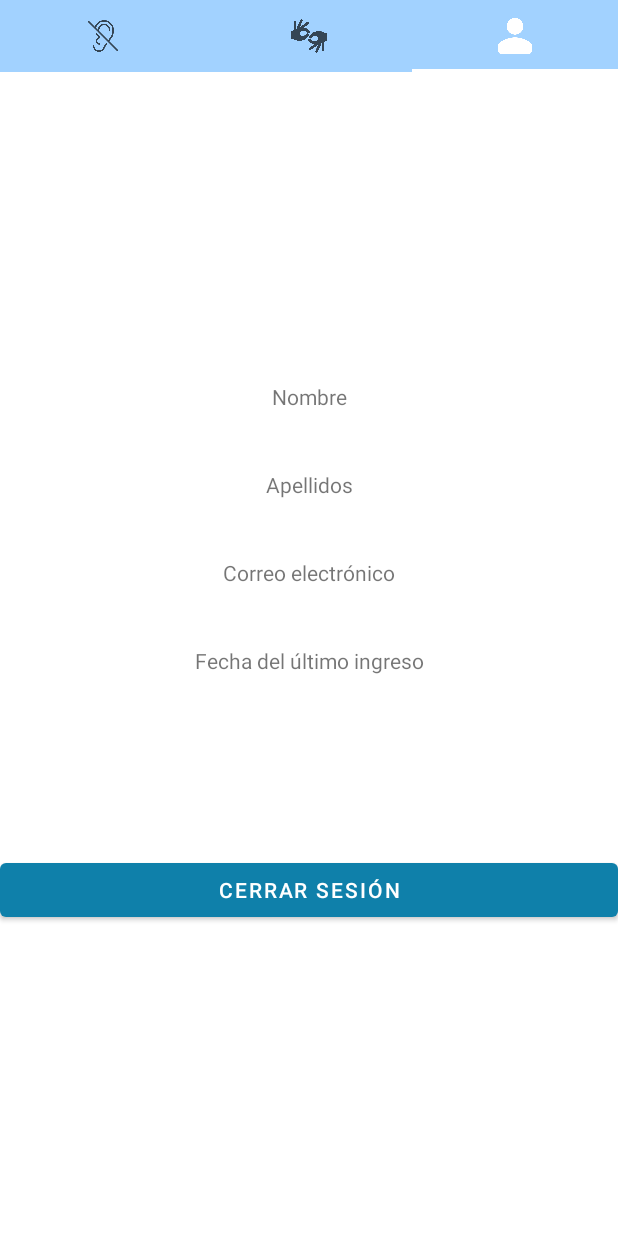
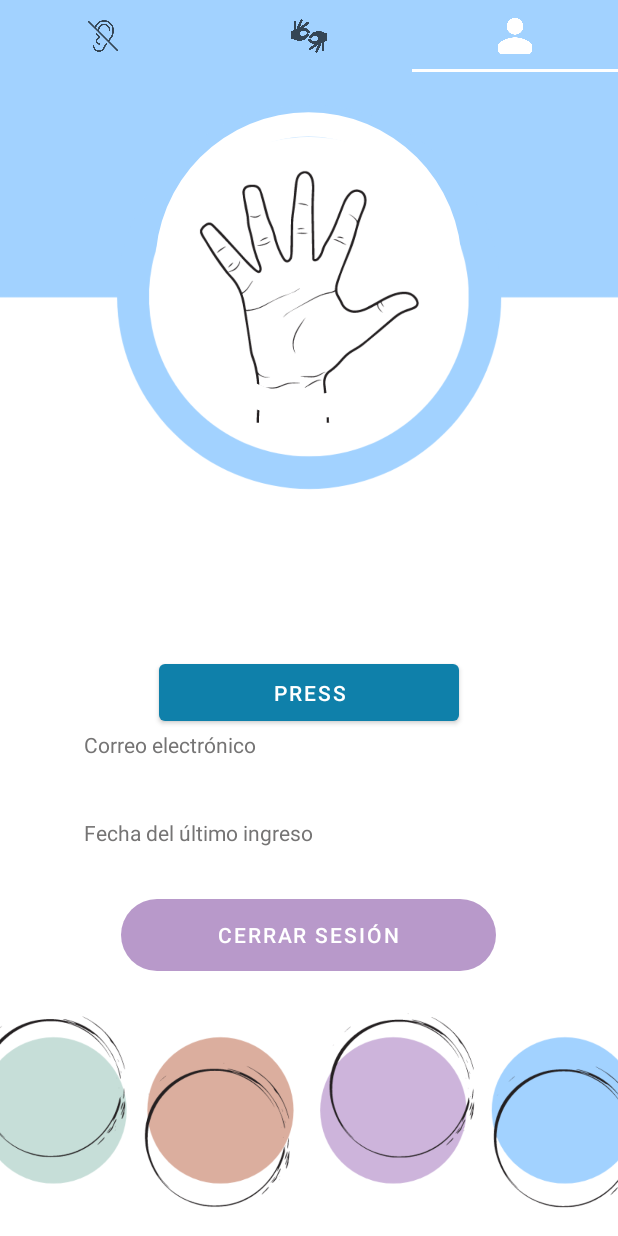
Before and after one commit to dianaamonrooy/LSCof, an Android app: the screen it shows after launch once a user with an empty profile is signed in (TabbedActivity), tab 3 chosen, on a phone screen of 412 x 824 dp. Run offline under Robolectric (Android 15) with nearby library versions, the phone set to English and light mode, and no system bars; our stand-ins replace Firebase (no records; nobody signed in at launch, a user with empty details on screens opened directly); libraries missing offline, so code that uses them is left out: com.takusemba.spotlight, xyz.hanks.library; 1 statement that could not run was skipped.

Commit message:
gui de user info mejorada

```diff
--- a/app/build.gradle
+++ b/app/build.gradle
@@ -45,6 +45,8 @@ dependencies {
     implementation( 'com.github.thekhaeng:pushdown-anim-click:1.1.1' ){
         exclude group: 'com.android.support'
     }
+    implementation 'com.mikhaellopez:circularimageview:4.2.0'
+    implementation 'de.hdodenhof:circleimageview:3.1.0'
 
     //implementation 'com.android.support:cardview-v7:28.0.0'
     //
--- a/app/src/main/res/drawable/background_video_viewer.xml
+++ b/app/src/main/res/drawable/background_video_viewer.xml
@@ -1,6 +1,6 @@
 <?xml version="1.0" encoding="utf-8"?>
 <shape xmlns:android="http://schemas.android.com/apk/res/android">
     android:shape="rectangle" android:padding="10dp">
-    <solid android:color="#FFFFFFFF" />
+    <solid android:color="#00FFFFFF" />
     <corners android:radius="20dp" />
 </shape>
--- /dev/null
+++ b/app/src/main/res/drawable/img_circle.xml
@@ -0,0 +1,26 @@
+<?xml version="1.0" encoding="utf-8"?>
+<layer-list xmlns:android="http://schemas.android.com/apk/res/android">
+    <item>
+        <shape
+            android:shape="ring"
+            android:thicknessRatio="16"
+            android:useLevel="false">
+            <solid android:color="@color/white" />
+        </shape>
+    </item>
+    <item>
+        <rotate
+            android:fromDegrees="270"
+            android:toDegrees="270">
+            <shape
+                android:shape="ring"
+                android:thicknessRatio="16"
+                android:useLevel="true">
+                <gradient
+                    android:endColor="@color/color2"
+                    android:startColor="@color/white"
+                    android:type="sweep" />
+            </shape>
+        </rotate>
+    </item>
+</layer-list>
--- a/app/src/main/res/layout/activity_video_palabras.xml
+++ b/app/src/main/res/layout/activity_video_palabras.xml
@@ -9,6 +9,7 @@
 
     <FrameLayout
         android:id="@+id/video_view_container"
+        android:adjustViewBounds="true"
         android:layout_width="388dp"
         android:layout_height="268dp"
         android:background="@drawable/background_video_viewer"
@@ -20,6 +21,7 @@
         app:layout_constraintVertical_bias="0.193">
 
         <VideoView
+            android:adjustViewBounds="true"
             android:id="@+id/video_en_video_palabras"
             android:layout_width="357dp"
             android:layout_height="210dp"
--- a/app/src/main/res/layout/fragment_user_info.xml
+++ b/app/src/main/res/layout/fragment_user_info.xml
@@ -1,55 +1,80 @@
 <?xml version="1.0" encoding="utf-8"?>
 <FrameLayout xmlns:android="http://schemas.android.com/apk/res/android"
+    xmlns:app="http://schemas.android.com/apk/res-auto"
     xmlns:tools="http://schemas.android.com/tools"
     android:layout_width="match_parent"
     android:layout_height="match_parent"
     tools:context=".ControladorTab.UserInfo">
 
+    <ImageView
+        android:id="@+id/imageView3"
+        android:scaleType="centerCrop"
+        android:layout_width="wrap_content"
+        android:layout_height="wrap_content"
+        android:src="@drawable/userinfo3" />
+
+    <androidx.constraintlayout.widget.ConstraintLayout
+        android:layout_width="match_parent"
+        android:layout_height="match_parent">
+
+
+        <ProgressBar
+            android:id="@+id/progressBar"
+            android:layout_width="258dp"
+            android:layout_height="258dp"
+            android:indeterminateOnly="false"
+            android:progressDrawable="@drawable/img_circle"
+            app:layout_constraintBottom_toBottomOf="parent"
+            app:layout_constraintEnd_toEndOf="parent"
+            app:layout_constraintHorizontal_bias="0.496"
+            app:layout_constraintStart_toStartOf="parent"
+            app:layout_constraintTop_toTopOf="parent"
+            app:layout_constraintVertical_bias="0.0" />
+
         <LinearLayout
-        android:layout_width="match_parent"
-        android:layout_height="match_parent"
-        android:gravity="center"
-        android:orientation="vertical">
-
-        <TextView
-            android:id="@+id/textView5"
-            android:layout_width="match_parent"
+            android:id="@+id/linearLayout3"
+            android:layout_width="300dp"
             android:layout_height="wrap_content"
-            android:gravity="center"
-            android:text="Nombre" />
+            android:gravity="center_horizontal|center_vertical"
+            android:orientation="vertical"
+            app:layout_constraintBottom_toBottomOf="parent"
+            app:layout_constraintEnd_toEndOf="parent"
+            app:layout_constraintStart_toStartOf="parent"
+            app:layout_constraintTop_toTopOf="parent"
+            app:layout_constraintVertical_bias="0.654">
 
             <TextView
                 android:id="@+id/text_view_nombre_user"
                 android:layout_width="match_parent"
                 android:layout_height="wrap_content"
-            android:gravity="center" />
-
-        <Space
-            android:layout_width="match_parent"
-            android:layout_height="20dp" />
-
-        <TextView
-            android:id="@+id/textView7"
-            android:layout_width="match_parent"
-            android:layout_height="wrap_content"
                 android:gravity="center"
-            android:text="Apellidos" />
+                android:textColor="@color/black"
+                android:textSize="20dp"
+                android:textStyle="bold|italic"/>
 
             <TextView
                 android:id="@+id/text_view_apellidos_user"
                 android:layout_width="match_parent"
                 android:layout_height="wrap_content"
-            android:gravity="center" />
+                android:gravity="center"
+                android:textColor="@color/black"
+                android:textSize="20dp"
+                android:textStyle="bold|italic"
+                />
 
-        <Space
-            android:layout_width="match_parent"
-            android:layout_height="20dp" />
+            <Button
+                android:layout_width="200dp"
+                android:id="@+id/pressButton"
+                android:layout_height="50dp"
+                android:text="press"/>
 
             <TextView
                 android:id="@+id/textView3"
                 android:layout_width="wrap_content"
                 android:layout_height="wrap_content"
-            android:text="Correo electrónico" />
+                android:layout_gravity="left"
+                android:text="Correo electrónico"
+                android:textColor="#757474" />
 
             <TextView
                 android:id="@+id/view_email"
@@ -65,8 +90,9 @@
                 android:id="@+id/textView6"
                 android:layout_width="match_parent"
                 android:layout_height="wrap_content"
-            android:gravity="center"
-            android:text="Fecha del último ingreso" />
+                android:gravity="center_horizontal|left"
+                android:text="Fecha del último ingreso"
+                android:textColor="#757474" />
 
             <TextView
                 android:id="@+id/view_last_login_date"
@@ -76,13 +102,16 @@
 
             <Space
                 android:layout_width="match_parent"
-            android:layout_height="100dp" />
+                android:layout_height="15dp" />
 
             <Button
                 android:id="@+id/logOutUser"
-            android:layout_width="match_parent"
+                android:layout_width="250dp"
                 android:layout_height="wrap_content"
-            android:text="Cerrar sesión" />
+                android:background="@drawable/round"
+                android:text="Cerrar sesión"
+                app:backgroundTint="#B899CA" />
         </LinearLayout>
+    </androidx.constraintlayout.widget.ConstraintLayout>
 
 </FrameLayout>
```
Also changed, not shown: app/src/main/java/com/example/iniciosesin/ControladorTab/UserInfo.java (+27 -0 lines), app/src/main/java/com/example/iniciosesin/Practica/Video_palabras.java (+10 -9 lines), app/src/main/res/drawable/circle.xml (added, +12 -0 lines), app/src/main/res/drawable/round_border_edit_texts.xml (added, +9 -0 lines), app/src/main/res/drawable/round_border_edit_texts_sign_up.xml (added, +9 -0 lines), app/src/main/res/layout/activity_log_in.xml (+22 -14 lines), app/src/main/res/layout/activity_main.xml (+28 -11 lines), app/src/main/res/layout/activity_sign_up.xml (+44 -13 lines), app/src/main/res/drawable/mano.png (added), app/src/main/res/drawable/userinfo2.png (added), app/src/main/res/drawable/userinfo3.png (added). Lines whose indentation alone changed are shown as unchanged.
